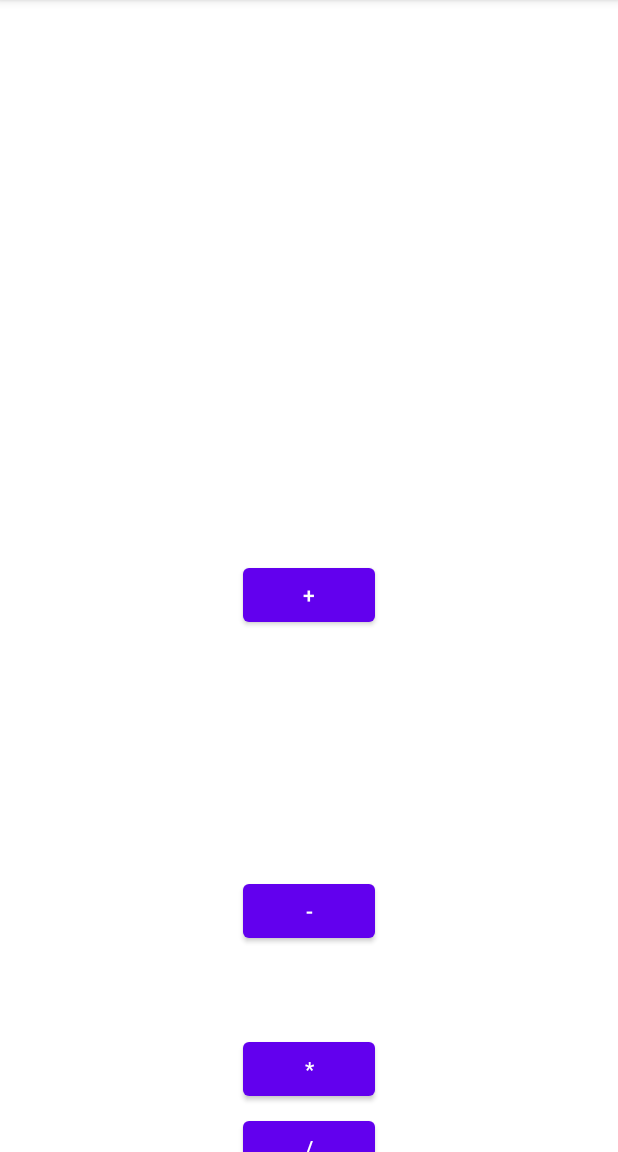
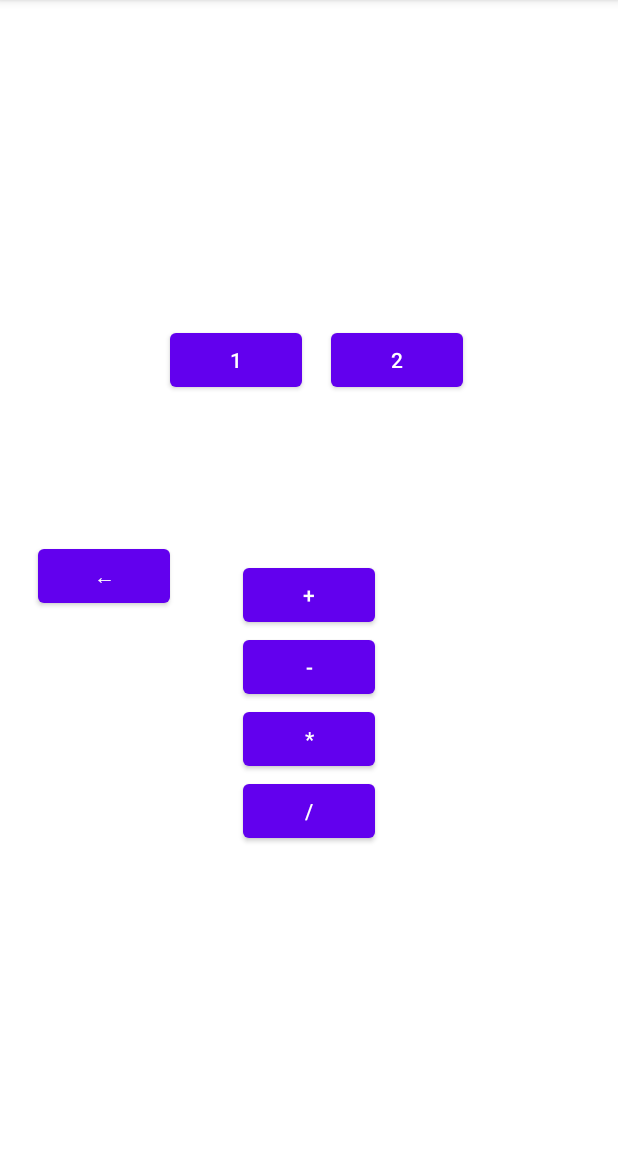
Before and after one commit to DimaDanilov/mobileKotlinDev, an Android app: the fragment FragmentС placed in its activity, on a phone screen of 412 x 824 dp, the part 84-1236 px from its top. Run offline under Robolectric (Android 15) with nearby library versions, the phone set to English and light mode, and no system bars.

Commit message:
added new navigation

```diff
--- a/app/src/main/java/com/example/lab3danilov/Communicator.kt
+++ b/app/src/main/java/com/example/lab3danilov/Communicator.kt
@@ -1,8 +1,10 @@
 package com.example.lab3danilov
 
 interface Communicator {
-    fun passDataAToB(editTextInput: String)
-    fun passDataBToC(editTextInputA: String, editTextInputB: String)
+    fun passDataToA(nullString: String)
+    fun passDataToB(textInputA: String)
+    fun passDataToC(textInputA: String, textInputB: String)
+
     fun passDataCToD(editTextInputA: String, editTextInputB: String, action: String)
 
 }
--- a/app/src/main/java/com/example/lab3danilov/fragments/FragmentA.kt
+++ b/app/src/main/java/com/example/lab3danilov/fragments/FragmentA.kt
@@ -21,8 +21,9 @@ class FragmentA : Fragment() {
 
         communicator = activity as Communicator
 
+        //Кнопка направо
         view.sendBtn.setOnClickListener {
-            communicator.passDataAToB(view.messageInput.text.toString())
+            communicator.passDataToB(view.messageInput.text.toString())
         }
         return view
     }
--- a/app/src/main/java/com/example/lab3danilov/fragments/FragmentC.kt
+++ b/app/src/main/java/com/example/lab3danilov/fragments/FragmentC.kt
@@ -7,6 +7,7 @@ import android.view.View
 import android.view.ViewGroup
 import com.example.lab3danilov.Communicator
 import com.example.lab3danilov.R
+import kotlinx.android.synthetic.main.fragment_a.view.*
 import kotlinx.android.synthetic.main.fragment_c.view.*
 
 class FragmentС : Fragment() {
@@ -27,6 +28,20 @@ class FragmentС : Fragment() {
         displayMessageA = arguments?.getString("messageA")
         displayMessageB = arguments?.getString("messageB")
 
+        //Кнопки в верхнем меню
+        view.BtnToFragmentB2.setOnClickListener {
+            displayMessageA?.let { it1 -> communicator.passDataToB(it1) }
+        }
+        view.BtnToFragmentA3.setOnClickListener {
+            communicator.passDataToA("")
+        }
+
+        //Кнопка влево
+        view.BtnToFragmentB.setOnClickListener {
+            displayMessageA?.let { it1 -> communicator.passDataToB(it1) }
+        }
+
+        //Кнопки арифметических операций
         view.plusBtn.setOnClickListener {
             displayMessageA?.let { it1 -> displayMessageB?.let { it2 ->
                 communicator.passDataCToD(it1,
--- a/app/src/main/res/layout/fragment_a.xml
+++ b/app/src/main/res/layout/fragment_a.xml
@@ -8,6 +8,7 @@
 
  <EditText
      android:id="@+id/messageInput"
+     android:inputType="number"
      android:layout_width="wrap_content"
      android:layout_height="wrap_content"
      android:layout_marginStart="25dp"
@@ -22,7 +23,7 @@
         android:layout_width="wrap_content"
         android:layout_height="wrap_content"
         android:layout_marginTop="25dp"
-        android:text="Send"
+        android:text="→"
         app:layout_constraintTop_toBottomOf="@id/messageInput"
         app:layout_constraintLeft_toLeftOf="parent"
         app:layout_constraintRight_toRightOf="parent"
--- a/app/src/main/res/layout/fragment_c.xml
+++ b/app/src/main/res/layout/fragment_c.xml
@@ -5,6 +5,28 @@
     android:layout_width="match_parent"
     android:layout_height="match_parent"
     tools:context=".fragments.FragmentA">
+
+    <Button
+        android:id="@+id/BtnToFragmentA3"
+        android:layout_width="wrap_content"
+        android:layout_height="wrap_content"
+        android:layout_marginBottom="504dp"
+        android:text="1"
+        app:layout_constraintBottom_toBottomOf="parent"
+        app:layout_constraintHorizontal_bias="0.349"
+        app:layout_constraintLeft_toLeftOf="parent"
+        app:layout_constraintRight_toRightOf="parent" />
+
+    <Button
+        android:id="@+id/BtnToFragmentB2"
+        android:layout_width="wrap_content"
+        android:layout_height="wrap_content"
+        android:layout_marginBottom="504dp"
+        android:text="2"
+        app:layout_constraintBottom_toBottomOf="parent"
+        app:layout_constraintHorizontal_bias="0.681"
+        app:layout_constraintLeft_toLeftOf="parent"
+        app:layout_constraintRight_toRightOf="parent" />
 
     <Button
         android:id="@+id/plusBtn"
@@ -21,9 +43,7 @@
         android:id="@+id/minusBtn"
         android:layout_width="wrap_content"
         android:layout_height="wrap_content"
-        android:layout_marginTop="25dp"
         android:text="-"
-        app:layout_constraintBottom_toBottomOf="parent"
         app:layout_constraintLeft_toLeftOf="parent"
         app:layout_constraintRight_toRightOf="parent"
         app:layout_constraintTop_toBottomOf="@+id/plusBtn" />
@@ -32,9 +52,7 @@
         android:id="@+id/multiplyBtn"
         android:layout_width="wrap_content"
         android:layout_height="wrap_content"
-        android:layout_marginTop="25dp"
         android:text="*"
-        app:layout_constraintBottom_toBottomOf="parent"
         app:layout_constraintLeft_toLeftOf="parent"
         app:layout_constraintRight_toRightOf="parent"
         app:layout_constraintTop_toBottomOf="@+id/minusBtn" />
@@ -43,11 +61,19 @@
         android:id="@+id/divideBtn"
         android:layout_width="wrap_content"
         android:layout_height="wrap_content"
-        android:layout_marginTop="25dp"
         android:text="/"
-        app:layout_constraintBottom_toBottomOf="parent"
         app:layout_constraintLeft_toLeftOf="parent"
         app:layout_constraintRight_toRightOf="parent"
         app:layout_constraintTop_toBottomOf="@+id/multiplyBtn" />
 
+    <Button
+        android:id="@+id/BtnToFragmentB"
+        android:layout_width="wrap_content"
+        android:layout_height="wrap_content"
+        android:layout_marginLeft="25dp"
+        android:text="←"
+        app:layout_constraintLeft_toLeftOf="parent"
+        app:layout_constraintTop_toTopOf="parent"
+        app:layout_constraintBottom_toBottomOf="parent" />
+
 </androidx.constraintlayout.widget.ConstraintLayout>
```
Also changed, not shown: app/src/main/java/com/example/lab3danilov/MainActivity.kt (+16 -5 lines), app/src/main/java/com/example/lab3danilov/fragments/FragmentB.kt (+13 -1 lines), app/src/main/java/com/example/lab3danilov/fragments/FragmentD.kt (+28 -0 lines), app/src/main/res/layout/fragment_b.xml (+25 -4 lines), app/src/main/res/layout/fragment_d.xml (+43 -0 lines).
